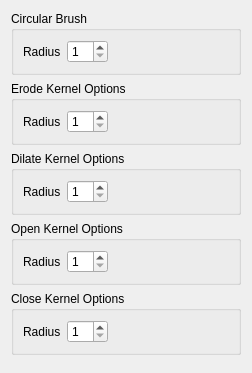
Old version of the form App/Settings/Editor/EditorSettingsPanel.ui in the repository FelixdelasPozas/EspINA.
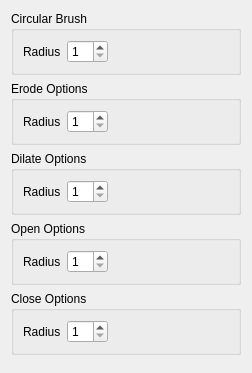
New version of the form.

```diff
--- a/App/Settings/Editor/EditorSettingsPanel.ui
+++ b/App/Settings/Editor/EditorSettingsPanel.ui
@@ -102,7 +102,7 @@
       </sizepolicy>
      </property>
      <property name="title">
-      <string>Erode Kernel Options</string>
+      <string>Erode Options</string>
      </property>
      <layout class="QVBoxLayout" name="verticalLayout_6">
       <item>
@@ -169,7 +169,7 @@
       </sizepolicy>
      </property>
      <property name="title">
-      <string>Dilate Kernel Options</string>
+      <string>Dilate Options</string>
      </property>
      <layout class="QVBoxLayout" name="verticalLayout_4">
       <item>
@@ -236,7 +236,7 @@
       </sizepolicy>
      </property>
      <property name="title">
-      <string>Open Kernel Options</string>
+      <string>Open Options</string>
      </property>
      <layout class="QVBoxLayout" name="verticalLayout_5">
       <item>
@@ -303,7 +303,7 @@
       </sizepolicy>
      </property>
      <property name="title">
-      <string>Close Kernel Options</string>
+      <string>Close Options</string>
      </property>
      <layout class="QVBoxLayout" name="verticalLayout_3">
       <item>
```
